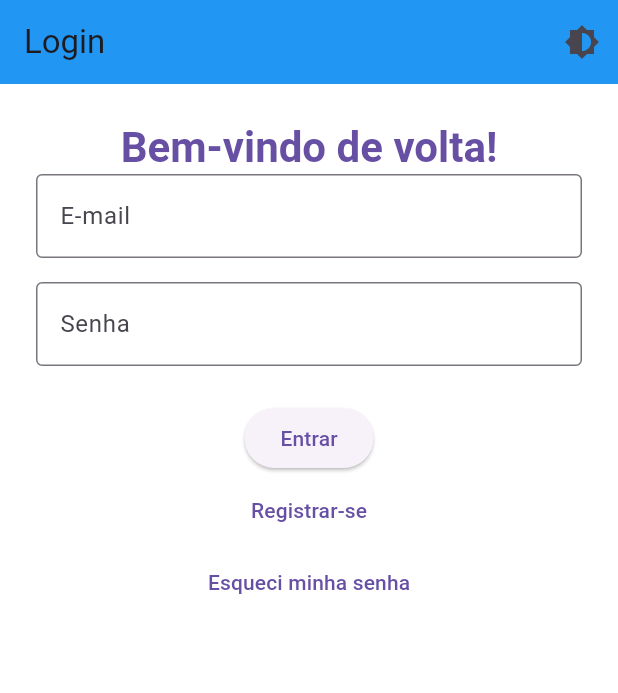
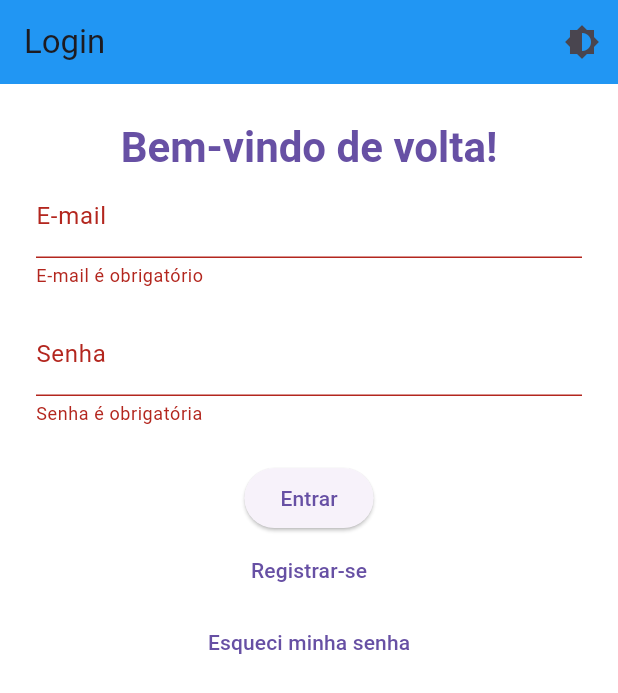
Before and after one commit to TheVingance/atividade4-Autenticacao, a Flutter app: the LoginPage screen opened directly, after a tap on "Entrar", on a phone screen of 412 x 824 dp. Shown: the top 693 px of the screen. Run offline on Flutter 3.47's test engine with Material 3 defaults, Android fonts, the phone set to English and light mode, and no system bars; our stand-ins replace font_awesome_flutter.

Commit message:
atualizações na tela login e widget de login

```diff
--- a/lib/login/login_page.dart
+++ b/lib/login/login_page.dart
@@ -3,14 +3,45 @@ import '../theme/theme_controller.dart';
 import 'widgets/custom_header.dart';
 import 'widgets/login_text_form_field.dart';
 
-class LoginPage extends StatelessWidget {
+class LoginPage extends StatefulWidget {
   const LoginPage({super.key});
 
   @override
-  Widget build(BuildContext context) {
+  _LoginPageState createState() => _LoginPageState();
+}
+
+class _LoginPageState extends State<LoginPage> {
   final emailCtrl = TextEditingController();
   final passCtrl = TextEditingController();
+  final _formKey = GlobalKey<FormState>(); // Key para o formulário
 
+  // Função para validar o e-mail
+  String? validateEmail(String? value) {
+    if (value == null || value.isEmpty) {
+      return 'E-mail é obrigatório';
+    }
+    String pattern =
+        r'^[a-zA-Z0-9._%+-]+@[a-zA-Z0-9.-]+\.[a-zA-Z]{2,4}$';
+    RegExp regex = RegExp(pattern);
+    if (!regex.hasMatch(value)) {
+      return 'Informe um e-mail válido';
+    }
+    return null;
+  }
+
+  // Função para validar a senha
+  String? validatePassword(String? value) {
+    if (value == null || value.isEmpty) {
+      return 'Senha é obrigatória';
+    }
+    if (value.length < 6) {
+      return 'Senha deve ter pelo menos 6 caracteres';
+    }
+    return null;
+  }
+
+  @override
+  Widget build(BuildContext context) {
     return Scaffold(
       appBar: AppBar(
         title: const Text('Login'),
@@ -23,18 +54,36 @@ class LoginPage extends StatelessWidget {
       ),
       body: Padding(
         padding: const EdgeInsets.all(24),
+        child: Form(
+          key: _formKey, // Usando a chave para validar o formulário
           child: Column(
             children: [
               const CustomHeader(text: "Bem-vindo de volta!"),
-            LoginTextFormField(controller: emailCtrl, label: "E-mail"),
+              LoginTextFormField(
+                controller: emailCtrl,
+                label: "E-mail",
+                validator: validateEmail, // Validação de e-mail
+              ),
               const SizedBox(height: 16),
               LoginTextFormField(
                 controller: passCtrl,
                 label: "Senha",
                 obscure: true,
+                validator: validatePassword, // Validação de senha
               ),
               const SizedBox(height: 24),
-            ElevatedButton(onPressed: () {}, child: const Text("Entrar")),
+              ElevatedButton(
+                onPressed: () {
+                  if (_formKey.currentState?.validate() ?? false) {
+                    // Se o formulário for válido, então podemos processar o login
+                    // Aqui você pode adicionar a lógica para autenticação
+                    ScaffoldMessenger.of(context).showSnackBar(
+                      const SnackBar(content: Text('Login bem-sucedido')),
+                    );
+                  }
+                },
+                child: const Text("Entrar"),
+              ),
               TextButton(onPressed: () {}, child: const Text("Registrar-se")),
               TextButton(
                 onPressed: () {},
@@ -43,6 +92,7 @@ class LoginPage extends StatelessWidget {
             ],
           ),
         ),
+      ),
     );
   }
 }
--- a/lib/login/widgets/login_text_form_field.dart
+++ b/lib/login/widgets/login_text_form_field.dart
@@ -4,32 +4,25 @@ class LoginTextFormField extends StatelessWidget {
   final TextEditingController controller;
   final String label;
   final bool obscure;
+  final String? Function(String?)? validator; // Parâmetro para validação
 
   const LoginTextFormField({
-    super.key,
+    Key? key,
     required this.controller,
     required this.label,
     this.obscure = false,
-  });
+    this.validator, // Aceitando o parâmetro de validação
+  }) : super(key: key);
 
   @override
   Widget build(BuildContext context) {
     return TextFormField(
       controller: controller,
-      obscureText: obscure,
+      obscureText: obscure, // Para esconder o texto, como no campo de senha
       decoration: InputDecoration(
-        labelText: label,
-        border: const OutlineInputBorder(),
+        labelText: label, // Texto do label
       ),
-      validator: (value) {
-        if (value == null || value.isEmpty) {
-          return 'Campo obrigatório';
-        }
-        if (label == "E-mail" && !value.contains("@")) {
-          return 'E-mail inválido';
-        }
-        return null;
-      },
+      validator: validator, // Validando o campo com o parâmetro de validação
     );
   }
 }
```
Also changed, not shown: lib/onboarding/onboarding_page.dart (+16 -7 lines). Lines whose indentation alone changed are shown as unchanged.
